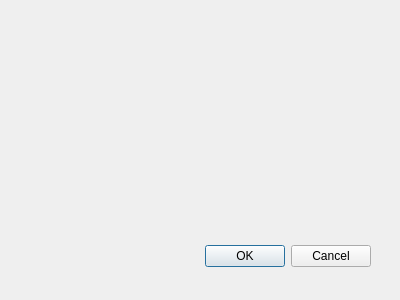
Before: the Qt Designer form kitupiikki/kirjaus/siirry.ui in artoh/kitupiikki, drawn with Qt 5.
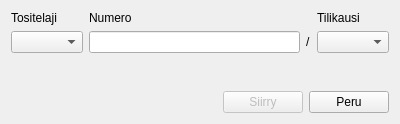
After: the same form once the commit is applied. Icons and pictures are not drawn.

What changed in the file:
```diff
--- a/kitupiikki/kirjaus/siirry.ui
+++ b/kitupiikki/kirjaus/siirry.ui
@@ -1,36 +1,126 @@
-<ui version="4.0" >
- <author></author>
- <comment></comment>
- <exportmacro></exportmacro>
- <class>Dialog</class>
- <widget class="QDialog" name="Dialog" >
-  <property name="geometry" >
+<?xml version="1.0" encoding="UTF-8"?>
+<ui version="4.0">
+ <class>SiirryDlg</class>
+ <widget class="QDialog" name="SiirryDlg">
+  <property name="enabled">
+   <bool>true</bool>
+  </property>
+  <property name="geometry">
    <rect>
     <x>0</x>
     <y>0</y>
     <width>400</width>
-    <height>300</height>
+    <height>124</height>
    </rect>
   </property>
   <property name="windowTitle" >
    <string>Dialog</string>
   </property>
-  <widget class="QDialogButtonBox" name="buttonBox" >
-   <property name="geometry" >
-    <rect>
-     <x>30</x>
-     <y>240</y>
-     <width>341</width>
-     <height>32</height>
-    </rect>
-   </property>
-   <property name="orientation" >
-    <enum>Qt::Horizontal</enum>
-   </property>
-   <property name="standardButtons" >
-    <set>QDialogButtonBox::Cancel|QDialogButtonBox::Ok</set>
-   </property>
-  </widget>
+  <property name="windowIcon">
+   <iconset resource="../pic/pic.qrc">
+    <normaloff>:/pic/etsi.png</normaloff>:/pic/etsi.png</iconset>
+  </property>
+  <layout class="QVBoxLayout" name="verticalLayout">
+   <item>
+    <layout class="QGridLayout" name="gridLayout">
+     <item row="0" column="0">
+      <widget class="QLabel" name="label_2">
+       <property name="text">
+        <string>Tositelaji</string>
+       </property>
+      </widget>
+     </item>
+     <item row="0" column="1">
+      <widget class="QLabel" name="label_3">
+       <property name="text">
+        <string>Numero</string>
+       </property>
+      </widget>
+     </item>
+     <item row="0" column="3">
+      <widget class="QLabel" name="label_4">
+       <property name="text">
+        <string>Tilikausi</string>
+       </property>
+      </widget>
+     </item>
+     <item row="1" column="0">
+      <widget class="QComboBox" name="tyyppiCombo"/>
+     </item>
+     <item row="1" column="1">
+      <widget class="QLineEdit" name="nroEdit"/>
+     </item>
+     <item row="1" column="2">
+      <widget class="QLabel" name="label">
+       <property name="text">
+        <string>/</string>
+       </property>
+      </widget>
+     </item>
+     <item row="1" column="3">
+      <widget class="QComboBox" name="kausiCombo"/>
+     </item>
+    </layout>
+   </item>
+   <item>
+    <spacer name="verticalSpacer">
+     <property name="orientation">
+      <enum>Qt::Vertical</enum>
+     </property>
+     <property name="sizeHint" stdset="0">
+      <size>
+       <width>20</width>
+       <height>21</height>
+      </size>
+     </property>
+    </spacer>
+   </item>
+   <item>
+    <layout class="QHBoxLayout" name="horizontalLayout">
+     <item>
+      <spacer name="horizontalSpacer">
+       <property name="orientation">
+        <enum>Qt::Horizontal</enum>
+       </property>
+       <property name="sizeHint" stdset="0">
+        <size>
+         <width>40</width>
+         <height>20</height>
+        </size>
+       </property>
+      </spacer>
+     </item>
+     <item>
+      <widget class="QPushButton" name="siirryNappi">
+       <property name="enabled">
+        <bool>false</bool>
+       </property>
+       <property name="text">
+        <string>Siirry</string>
+       </property>
+       <property name="icon">
+        <iconset resource="../pic/pic.qrc">
+         <normaloff>:/pic/etsi.png</normaloff>:/pic/etsi.png</iconset>
+       </property>
+       <property name="default">
+        <bool>true</bool>
+       </property>
+      </widget>
+     </item>
+     <item>
+      <widget class="QPushButton" name="pushButton_2">
+       <property name="text">
+        <string>Peru</string>
+       </property>
+       <property name="icon">
+        <iconset resource="../pic/pic.qrc">
+         <normaloff>:/pic/sulje.png</normaloff>:/pic/sulje.png</iconset>
+       </property>
+      </widget>
+     </item>
+    </layout>
+   </item>
+  </layout>
  </widget>
  <pixmapfunction></pixmapfunction>
  <resources/>
```
Left out of the diff: 45 changed lines with no effect on the pictures.
